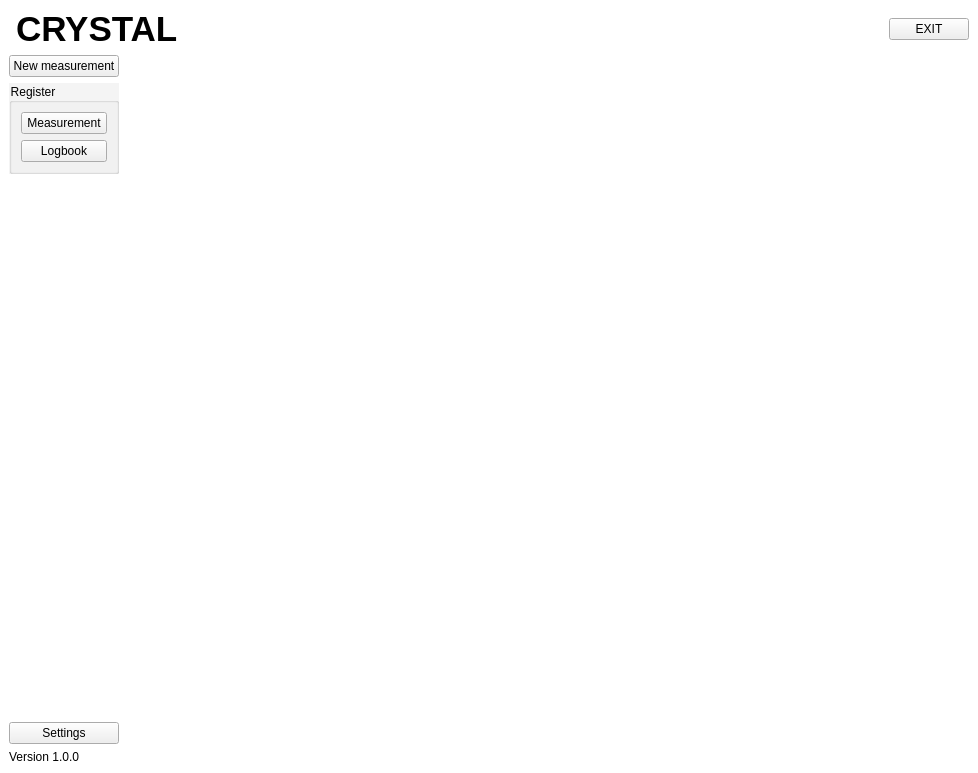
ziemastz/SL, file Crystal/Crystal/mainwindow.ui: the form before one commit.
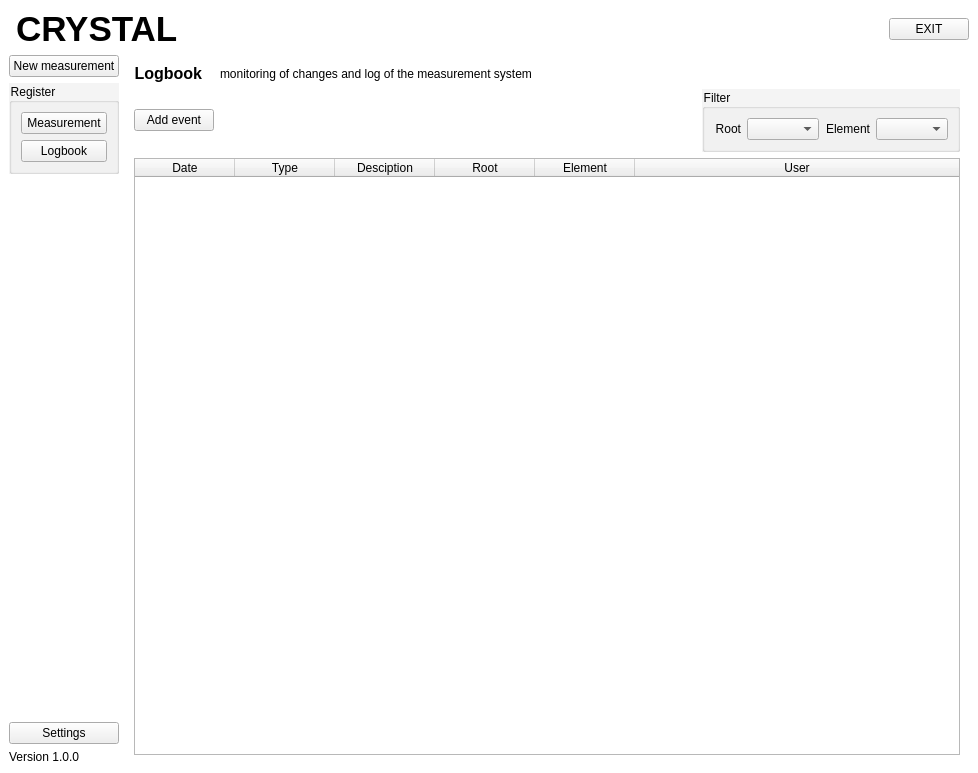
The form after the commit. Icons and pictures are not drawn. Custom widgets are drawn as their Qt base class.

Patch:
```diff
--- a/Crystal/Crystal/mainwindow.ui
+++ b/Crystal/Crystal/mainwindow.ui
@@ -1862,7 +1862,173 @@
         </item>
        </layout>
       </widget>
-      <widget class="QWidget" name="page_logbook"/>
+      <widget class="QWidget" name="page_logbook">
+       <layout class="QGridLayout" name="gridLayout_18">
+        <item row="0" column="0">
+         <widget class="QLabel" name="label_50">
+          <property name="sizePolicy">
+           <sizepolicy hsizetype="Fixed" vsizetype="Preferred">
+            <horstretch>0</horstretch>
+            <verstretch>0</verstretch>
+           </sizepolicy>
+          </property>
+          <property name="font">
+           <font>
+            <pointsize>12</pointsize>
+            <weight>75</weight>
+            <bold>true</bold>
+           </font>
+          </property>
+          <property name="text">
+           <string>Logbook</string>
+          </property>
+          <property name="alignment">
+           <set>Qt::AlignRight|Qt::AlignTrailing|Qt::AlignVCenter</set>
+          </property>
+         </widget>
+        </item>
+        <item row="0" column="1" colspan="2">
+         <widget class="QLabel" name="label_52">
+          <property name="text">
+           <string>monitoring of changes and log of the measurement system</string>
+          </property>
+         </widget>
+        </item>
+        <item row="1" column="0">
+         <widget class="QPushButton" name="addEventLogbook_pushButton">
+          <property name="sizePolicy">
+           <sizepolicy hsizetype="Fixed" vsizetype="Fixed">
+            <horstretch>0</horstretch>
+            <verstretch>0</verstretch>
+           </sizepolicy>
+          </property>
+          <property name="text">
+           <string>Add event</string>
+          </property>
+         </widget>
+        </item>
+        <item row="1" column="1">
+         <spacer name="horizontalSpacer_17">
+          <property name="orientation">
+           <enum>Qt::Horizontal</enum>
+          </property>
+          <property name="sizeHint" stdset="0">
+           <size>
+            <width>510</width>
+            <height>50</height>
+           </size>
+          </property>
+         </spacer>
+        </item>
+        <item row="1" column="2">
+         <widget class="QGroupBox" name="groupBox_19">
+          <property name="title">
+           <string>Filter</string>
+          </property>
+          <layout class="QGridLayout" name="gridLayout_17">
+           <item row="0" column="0">
+            <widget class="QLabel" name="label_44">
+             <property name="text">
+              <string>Root</string>
+             </property>
+             <property name="alignment">
+              <set>Qt::AlignRight|Qt::AlignTrailing|Qt::AlignVCenter</set>
+             </property>
+            </widget>
+           </item>
+           <item row="0" column="2">
+            <widget class="QLabel" name="label_49">
+             <property name="text">
+              <string>Element</string>
+             </property>
+             <property name="alignment">
+              <set>Qt::AlignRight|Qt::AlignTrailing|Qt::AlignVCenter</set>
+             </property>
+            </widget>
+           </item>
+           <item row="0" column="1">
+            <widget class="QComboBox" name="rootFilter_comboBox">
+             <property name="sizeAdjustPolicy">
+              <enum>QComboBox::AdjustToContents</enum>
+             </property>
+            </widget>
+           </item>
+           <item row="0" column="3">
+            <widget class="QComboBox" name="elementFilter_comboBox">
+             <property name="sizeAdjustPolicy">
+              <enum>QComboBox::AdjustToContents</enum>
+             </property>
+            </widget>
+           </item>
+          </layout>
+         </widget>
+        </item>
+        <item row="2" column="0" colspan="3">
+         <widget class="QTableWidget" name="logbook_tableWidget">
+          <property name="editTriggers">
+           <set>QAbstractItemView::NoEditTriggers</set>
+          </property>
+          <property name="alternatingRowColors">
+           <bool>true</bool>
+          </property>
+          <property name="selectionMode">
+           <enum>QAbstractItemView::SingleSelection</enum>
+          </property>
+          <property name="selectionBehavior">
+           <enum>QAbstractItemView::SelectRows</enum>
+          </property>
+          <property name="sortingEnabled">
+           <bool>true</bool>
+          </property>
+          <attribute name="horizontalHeaderStretchLastSection">
+           <bool>true</bool>
+          </attribute>
+          <attribute name="verticalHeaderVisible">
+           <bool>false</bool>
+          </attribute>
+          <attribute name="verticalHeaderDefaultSectionSize">
+           <number>23</number>
+          </attribute>
+          <column>
+           <property name="text">
+            <string>Date</string>
+           </property>
+          </column>
+          <column>
+           <property name="text">
+            <string>Type</string>
+           </property>
+          </column>
+          <column>
+           <property name="text">
+            <string>Desciption</string>
+           </property>
+          </column>
+          <column>
+           <property name="text">
+            <string>Root</string>
+           </property>
+          </column>
+          <column>
+           <property name="text">
+            <string>Element</string>
+           </property>
+           <property name="textAlignment">
+            <set>AlignCenter</set>
+           </property>
+          </column>
+          <column>
+           <property name="text">
+            <string>User</string>
+           </property>
+           <property name="textAlignment">
+            <set>AlignCenter</set>
+           </property>
+          </column>
+         </widget>
+        </item>
+       </layout>
+      </widget>
      </widget>
     </item>
    </layout>
```
